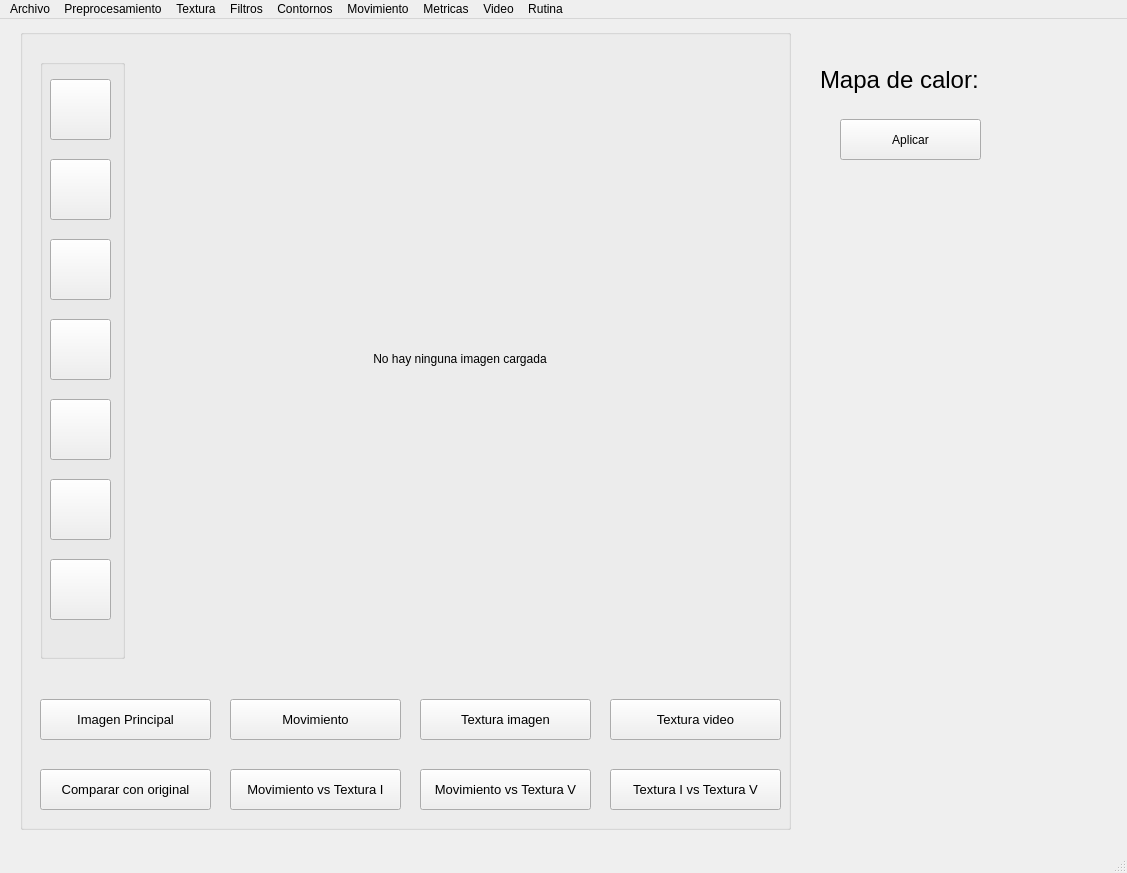
arodriguez1415/PF-SECRET, file main_window.ui: the form before one commit.
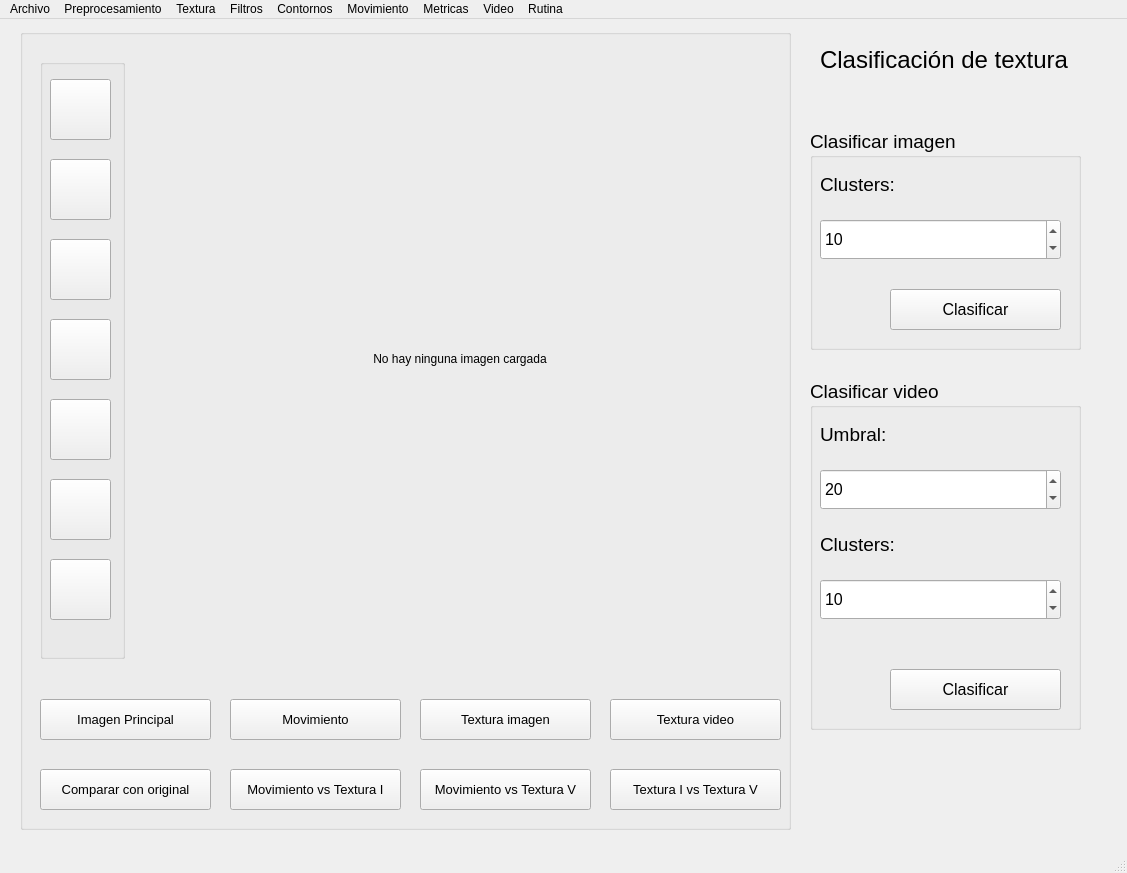
The form after the commit. The open tabs and pages were chosen to show the change.

Commit message: adding buttons disable-enable during process

```diff
--- a/main_window.ui
+++ b/main_window.ui
@@ -1066,39 +1066,6 @@
       </property>
      </widget>
     </widget>
-    <widget class="QWidget" name="texture_heatmap_options">
-     <widget class="QLabel" name="texture_heatmap_title">
-      <property name="geometry">
-       <rect>
-        <x>20</x>
-        <y>40</y>
-        <width>261</width>
-        <height>41</height>
-       </rect>
-      </property>
-      <property name="font">
-       <font>
-        <pointsize>18</pointsize>
-       </font>
-      </property>
-      <property name="text">
-       <string>Mapa de calor:</string>
-      </property>
-     </widget>
-     <widget class="QPushButton" name="texture_heatmap_apply_button">
-      <property name="geometry">
-       <rect>
-        <x>40</x>
-        <y>100</y>
-        <width>141</width>
-        <height>41</height>
-       </rect>
-      </property>
-      <property name="text">
-       <string>Aplicar</string>
-      </property>
-     </widget>
-    </widget>
     <widget class="QWidget" name="texture_classification_options">
      <widget class="QLabel" name="texture_classification_title">
       <property name="geometry">
```
Left out of the diff: 2 changed lines with no effect on the pictures. The commit also changes 15 other files.
